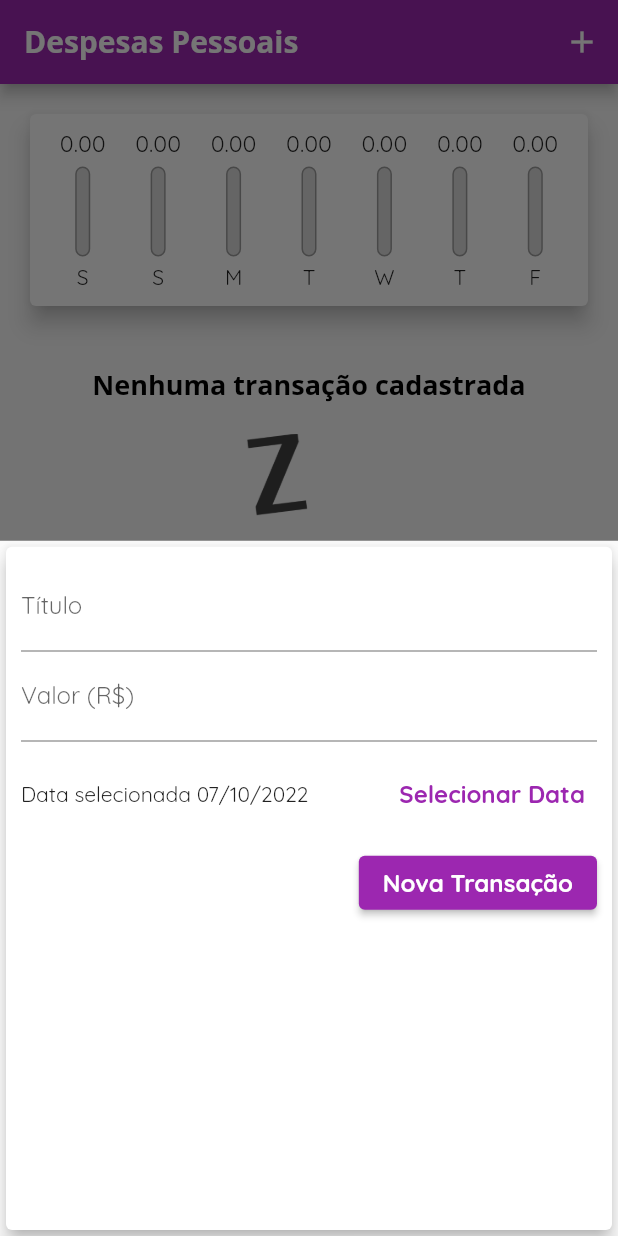
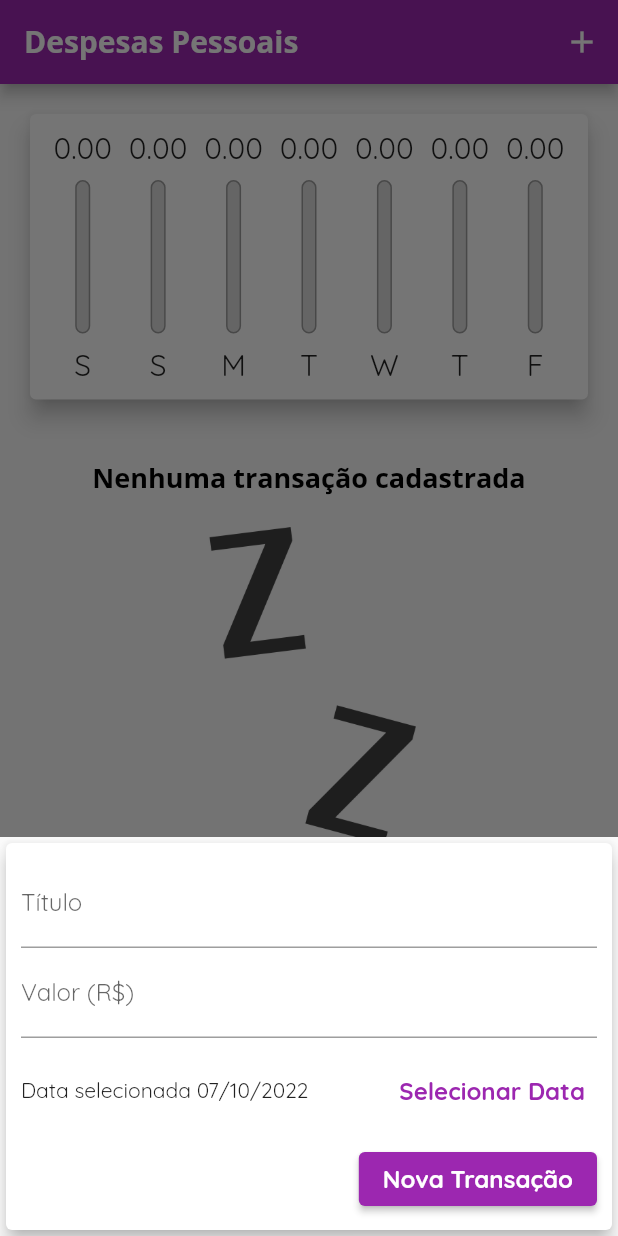
Before and after one commit to jlucasguedes/expenses, a Flutter app: the screen it shows after launch, after a tap on the "add" icon, on a phone screen of 412 x 824 dp. Run offline on Flutter 3.47's test engine with Material 2 defaults, Android fonts, the phone set to English and light mode, and no system bars.

Commit message:
Seção 5: Interfaces Responsivas & Adaptativas

```diff
--- /dev/null
+++ b/lib/components/adaptative_button.dart
@@ -0,0 +1,34 @@
+import 'dart:io';
+
+import 'package:flutter/cupertino.dart';
+import 'package:flutter/material.dart';
+
+class AdaptativeButton extends StatelessWidget {
+  final String label;
+  final void Function() onPressed;
+  const AdaptativeButton({
+    Key? key,
+    required this.label,
+    required this.onPressed,
+  }) : super(key: key);
+
+  @override
+  Widget build(BuildContext context) {
+    return Platform.isIOS
+        ? CupertinoButton(
+            onPressed: onPressed,
+            color: Theme.of(context).colorScheme.primary,
+            padding: const EdgeInsets.symmetric(horizontal: 20),
+            child: Text(label),
+          )
+        : ElevatedButton(
+            onPressed: onPressed,
+            child: Text(
+              label,
+              style: const TextStyle(
+                fontSize: 16,
+              ),
+            ),
+          );
+  }
+}
--- /dev/null
+++ b/lib/components/adaptative_date_picker.dart
@@ -0,0 +1,67 @@
+import 'dart:io';
+
+import 'package:flutter/cupertino.dart';
+import 'package:flutter/material.dart';
+import 'package:intl/intl.dart';
+
+class AdaptativeDatePicker extends StatelessWidget {
+  final DateTime selectedDate;
+  final Function(DateTime) onDateChanged;
+  _showDatePicker(BuildContext context) {
+    showDatePicker(
+      context: context,
+      initialDate: DateTime.now(),
+      firstDate: DateTime(2019),
+      lastDate: DateTime.now(),
+    ).then((pickedDate) {
+      if (pickedDate == null) {
+        return;
+      }
+      onDateChanged(pickedDate);
+    });
+  }
+
+  const AdaptativeDatePicker({
+    Key? key,
+    required this.selectedDate,
+    required this.onDateChanged,
+  }) : super(key: key);
+
+  @override
+  Widget build(BuildContext context) {
+    return Platform.isIOS
+        ? SizedBox(
+            height: 180,
+            child: CupertinoDatePicker(
+              mode: CupertinoDatePickerMode.date,
+              initialDateTime: DateTime.now(),
+              minimumDate: DateTime(2019),
+              maximumDate: DateTime.now(),
+              onDateTimeChanged: onDateChanged,
+            ),
+          )
+        : SizedBox(
+            height: 70,
+            child: Row(
+              children: [
+                Expanded(
+                  child: Text(
+                    'Data selecionada ${DateFormat('dd/MM/y').format(selectedDate)}',
+                  ),
+                ),
+                TextButton(
+                  onPressed: () => _showDatePicker(context),
+                  child: Text(
+                    'Selecionar Data',
+                    style: TextStyle(
+                      color: Theme.of(context).colorScheme.primary,
+                      fontWeight: FontWeight.bold,
+                      fontSize: 16,
+                    ),
+                  ),
+                ),
+              ],
+            ),
+          );
+  }
+}
--- /dev/null
+++ b/lib/components/adaptative_text_field.dart
@@ -0,0 +1,40 @@
+import 'dart:io';
+import 'package:flutter/cupertino.dart';
+import 'package:flutter/material.dart';
+
+class AdapatativeTextField extends StatelessWidget {
+  final void Function(String) onSubmitted;
+  final TextEditingController controller;
+  final String label;
+  final TextInputType? keyboardType;
+  const AdapatativeTextField({
+    Key? key,
+    required this.onSubmitted,
+    required this.controller,
+    required this.label,
+    this.keyboardType = TextInputType.text,
+  }) : super(key: key);
+
+  @override
+  Widget build(BuildContext context) {
+    return Platform.isIOS
+        ? Padding(
+            padding: const EdgeInsets.only(bottom: 10.0),
+            child: CupertinoTextField(
+              controller: controller,
+              keyboardType: keyboardType,
+              onSubmitted: onSubmitted,
+              placeholder: label,
+              padding: const EdgeInsets.symmetric(horizontal: 6, vertical: 12),
+            ),
+          )
+        : TextField(
+            onSubmitted: onSubmitted,
+            keyboardType: keyboardType,
+            controller: controller,
+            decoration: InputDecoration(
+              labelText: label,
+            ),
+          );
+  }
+}
--- a/lib/components/chart_bar.dart
+++ b/lib/components/chart_bar.dart
@@ -13,19 +13,21 @@ class ChartBar extends StatelessWidget {
 
   @override
   Widget build(BuildContext context) {
+    return LayoutBuilder(
+      builder: (ctx, constraints) {
         return Column(
           children: [
             SizedBox(
-          height: 20,
+              height: constraints.maxHeight * 0.15,
               child: FittedBox(
                 child: Text(
                   value.toStringAsFixed(2),
                 ),
               ),
             ),
-        const SizedBox(height: 5),
+            SizedBox(height: constraints.maxHeight * 0.05),
             SizedBox(
-          height: 60,
+              height: constraints.maxHeight * 0.6,
               width: 10,
               child: Stack(
                 alignment: Alignment.bottomCenter,
@@ -51,9 +53,16 @@ class ChartBar extends StatelessWidget {
                 ],
               ),
             ),
-        const SizedBox(height: 5),
-        Text(label)
+            SizedBox(height: constraints.maxHeight * 0.05),
+            SizedBox(
+              height: constraints.maxHeight * 0.15,
+              child: FittedBox(
+                child: Text(label),
+              ),
+            )
           ],
+        );
+      },
     );
   }
 }
--- a/lib/components/transaction_form.dart
+++ b/lib/components/transaction_form.dart
@@ -1,5 +1,7 @@
+import 'package:expenses/components/adaptative_button.dart';
+import 'package:expenses/components/adaptative_date_picker.dart';
+import 'package:expenses/components/adaptative_text_field.dart';
 import 'package:flutter/material.dart';
-import 'package:intl/intl.dart';
 
 class TransactionForm extends StatefulWidget {
   final void Function(String, double, DateTime) onSubmit;
@@ -27,86 +29,54 @@ class _TransactionFormState extends State<TransactionForm> {
     widget.onSubmit(title, value, _selectedDate);
   }
 
-  _showDatePicker() {
-    showDatePicker(
-      context: context,
-      initialDate: DateTime.now(),
-      firstDate: DateTime(2019),
-      lastDate: DateTime.now(),
-    ).then((pickedDate) {
-      if (pickedDate == null) {
-        return;
-      }
-      setState(() {
-        _selectedDate = pickedDate;
-      });
-    });
-  }
-
   @override
   Widget build(BuildContext context) {
-    return Card(
+    final mediaQuery = MediaQuery.of(context);
+    return SingleChildScrollView(
+      child: Card(
         elevation: 5,
         child: Padding(
-        padding: const EdgeInsets.all(10),
+          padding: EdgeInsets.only(
+            top: 10,
+            left: 10,
+            right: 10,
+            bottom: 10 + mediaQuery.viewInsets.bottom,
+          ),
           child: Column(
+            mainAxisSize: MainAxisSize.min,
             children: [
-            TextField(
+              AdapatativeTextField(
                 onSubmitted: (_) => _submitForm(),
                 controller: _titleController,
-              decoration: const InputDecoration(
-                labelText: 'Título',
+                label: 'Título',
               ),
-            ),
-            TextField(
+              AdapatativeTextField(
                 onSubmitted: (_) => _submitForm(),
                 keyboardType:
                     const TextInputType.numberWithOptions(decimal: true),
                 controller: _valueController,
-              decoration: const InputDecoration(
-                labelText: 'Valor (R\$)',
+                label: 'Valor (R\$)',
               ),
-            ),
-            SizedBox(
-              height: 70,
-              child: Row(
-                children: [
-                  Expanded(
-                    child: Text(
-                      'Data selecionada ${DateFormat('dd/MM/y').format(_selectedDate)}',
-                    ),
-                  ),
-                  TextButton(
-                    onPressed: _showDatePicker,
-                    child: Text(
-                      'Selecionar Data',
-                      style: TextStyle(
-                        color: Theme.of(context).colorScheme.primary,
-                        fontWeight: FontWeight.bold,
-                        fontSize: 16,
-                      ),
-                    ),
-                  ),
-                ],
-              ),
-            ),
+              AdaptativeDatePicker(
+                  selectedDate: _selectedDate,
+                  onDateChanged: (newDate) {
+                    setState(() {
+                      _selectedDate = newDate;
+                    });
+                  }),
               Row(
                 mainAxisAlignment: MainAxisAlignment.end,
                 children: [
-                ElevatedButton(
+                  AdaptativeButton(
+                    label: 'Nova Transação',
                     onPressed: _submitForm,
-                  child: const Text(
-                    'Nova Transação',
-                    style: TextStyle(
-                      fontSize: 16,
-                    ),
-                  ),
                   ),
                 ],
               )
             ],
           ),
         ),
+      ),
     );
   }
 }
--- a/lib/components/transaction_list.dart
+++ b/lib/components/transaction_list.dart
@@ -14,10 +14,11 @@ class TransactionList extends StatelessWidget {
 
   @override
   Widget build(BuildContext context) {
-    return SizedBox(
-      height: 430,
-      child: transactions.isEmpty
-          ? Column(
+    final mediaQuery = MediaQuery.of(context);
+    return transactions.isEmpty
+        ? LayoutBuilder(
+            builder: (ctx, constraints) {
+              return Column(
                 children: [
                   const SizedBox(height: 20),
                   Text(
@@ -26,13 +27,15 @@ class TransactionList extends StatelessWidget {
                   ),
                   const SizedBox(height: 20),
                   SizedBox(
-                  height: 200,
+                    height: constraints.maxHeight * 0.6,
                     child: Image.asset(
                       'assets/images/waiting.png',
                       fit: BoxFit.cover,
                     ),
                   ),
                 ],
+              );
+            },
           )
         : ListView.builder(
             itemCount: transactions.length,
@@ -60,7 +63,20 @@ class TransactionList extends StatelessWidget {
                     style: Theme.of(context).textTheme.headline6,
                   ),
                   subtitle: Text(DateFormat('d MMM y').format(tr.date)),
-                    trailing: IconButton(
+                  trailing: mediaQuery.size.width > 480
+                      ? TextButton.icon(
+                          onPressed: () => onRemove(tr.id),
+                          icon: Icon(
+                            Icons.delete,
+                            color: Theme.of(context).errorColor,
+                          ),
+                          label: Text(
+                            'Excluir',
+                            style:
+                                TextStyle(color: Theme.of(context).errorColor),
+                          ),
+                        )
+                      : IconButton(
                           icon: const Icon(Icons.delete),
                           color: Theme.of(context).errorColor,
                           onPressed: () => onRemove(tr.id),
@@ -68,7 +84,6 @@ class TransactionList extends StatelessWidget {
                 ),
               );
             }),
-            ),
           );
   }
 }
--- a/lib/main.dart
+++ b/lib/main.dart
@@ -1,9 +1,11 @@
+import 'dart:io';
 import 'dart:math';
 
 import 'package:expenses/components/transaction_form.dart';
 import 'package:expenses/components/transaction_list.dart';
 import 'package:expenses/components/chart.dart';
 import 'package:expenses/models/transaction.dart';
+import 'package:flutter/cupertino.dart';
 import 'package:flutter/material.dart';
 
 main() => runApp(const ExpensesApp());
@@ -28,6 +30,24 @@ class ExpensesApp extends StatelessWidget {
             fontSize: 18,
             color: Colors.black,
             fontWeight: FontWeight.bold,
+          ),
+        ),
+        switchTheme: theme.switchTheme.copyWith(
+          trackColor: MaterialStateProperty.resolveWith<Color?>(
+            (states) {
+              if (states.contains(MaterialState.selected)) {
+                return Colors.amber;
+              }
+              return null;
+            },
+          ),
+          thumbColor: MaterialStateProperty.resolveWith<Color?>(
+            (states) {
+              if (states.contains(MaterialState.selected)) {
+                return Colors.amber;
+              }
+              return null;
+            },
           ),
         ),
         elevatedButtonTheme: ElevatedButtonThemeData(
@@ -60,6 +80,7 @@ class MyHomePage extends StatefulWidget {
 
 class _MyHomePageState extends State<MyHomePage> {
   final List<Transaction> _transactions = [];
+  bool _showChart = false;
 
   List<Transaction> get _recentTransactions {
     return _transactions.where((tr) {
@@ -69,6 +90,7 @@ class _MyHomePageState extends State<MyHomePage> {
 
   _openTransactioFormModal(BuildContext context) {
     showModalBottomSheet(
+      isScrollControlled: true,
       context: context,
       builder: (_) {
         return TransactionForm(onSubmit: _addTransaction);
@@ -97,33 +119,107 @@ class _MyHomePageState extends State<MyHomePage> {
     });
   }
 
+  Widget _getIconButton(IconData icon, Function() fn) {
+    return Platform.isIOS
+        ? GestureDetector(onTap: fn, child: Icon(icon))
+        : IconButton(
+            onPressed: fn,
+            icon: Icon(icon),
+          );
+  }
+
   @override
   Widget build(BuildContext context) {
-    return Scaffold(
-      appBar: AppBar(
-        actions: [
-          IconButton(
-            onPressed: () => _openTransactioFormModal(context),
-            icon: const Icon(Icons.add),
-          )
-        ],
-        title: const Text('Despesas Pessoais'),
+    final mediaQuery = MediaQuery.of(context);
+    bool isLandscape = mediaQuery.orientation == Orientation.landscape;
+    final iconlist = Platform.isIOS ? CupertinoIcons.refresh : Icons.show_chart;
+    final iconChart =
+        Platform.isIOS ? CupertinoIcons.refresh : Icons.show_chart;
+
+    final actions = [
+      if (isLandscape)
+        _getIconButton(
+          _showChart ? iconlist : iconChart,
+          () {
+            setState(() {
+              _showChart = !_showChart;
+            });
+          },
+        ),
+      _getIconButton(
+        Platform.isIOS ? CupertinoIcons.add : Icons.add,
+        () => _openTransactioFormModal(context),
       ),
-      body: SingleChildScrollView(
+    ];
+    final appbar = AppBar(
+      actions: actions,
+      title: const Text('Despesas Pessoais'),
+    );
+    final availableHeight = mediaQuery.size.height -
+        appbar.preferredSize.height -
+        mediaQuery.padding.top;
+
+    final bodyPage = SafeArea(
+      child: SingleChildScrollView(
         child: Column(
           crossAxisAlignment: CrossAxisAlignment.stretch,
           children: [
-            Chart(recentTransactions: _recentTransactions),
-            TransactionList(
-                transactions: _transactions, onRemove: _removeTransaction),
+            // if (isLandscape)
+            //   Row(
+            //     mainAxisAlignment: MainAxisAlignment.center,
+            //     children: [
+            //       const Text('Exibir Gráfico'),
+            //       Switch.adaptive(
+            //         activeColor: Theme.of(context).colorScheme.secondary,
+            //         value: _showChart,
+            //         onChanged: (value) {
+            //           setState(() {
+            //             _showChart = value;
+            //           });
+            //         },
+            //       ),
+            //     ],
+            //   ),
+            if (_showChart || !isLandscape)
+              SizedBox(
+                height: availableHeight * (isLandscape ? 0.8 : 0.3),
+                child: Chart(recentTransactions: _recentTransactions),
+              ),
+            if (!_showChart || !isLandscape)
+              SizedBox(
+                height: availableHeight * (isLandscape ? 1 : 0.7),
+                child: TransactionList(
+                  transactions: _transactions,
+                  onRemove: _removeTransaction,
+                ),
+              ),
           ],
         ),
       ),
-      floatingActionButton: FloatingActionButton(
-        onPressed: () => _openTransactioFormModal(context),
-        child: const Icon(Icons.add),
-      ),
-      floatingActionButtonLocation: FloatingActionButtonLocation.centerFloat,
     );
+
+    return Platform.isIOS
+        ? CupertinoPageScaffold(
+            navigationBar: CupertinoNavigationBar(
+              middle: const Text("Despesas Pessoais"),
+              trailing: Row(
+                mainAxisSize: MainAxisSize.min,
+                children: actions,
+              ),
+            ),
+            child: bodyPage,
+          )
+        : Scaffold(
+            appBar: appbar,
+            body: bodyPage,
+            floatingActionButton: Platform.isIOS
+                ? const SizedBox()
+                : FloatingActionButton(
+                    onPressed: () => _openTransactioFormModal(context),
+                    child: const Icon(Icons.add),
+                  ),
+            floatingActionButtonLocation:
+                FloatingActionButtonLocation.centerFloat,
+          );
   }
 }
```
Lines whose indentation alone changed are shown as unchanged.
